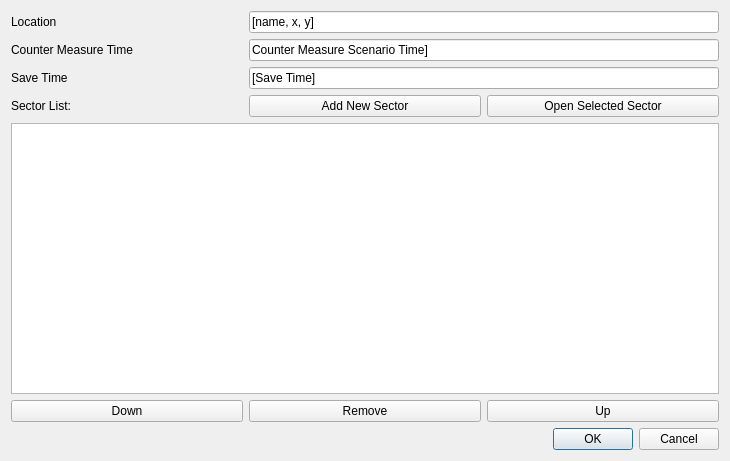
This is SectorPlot/sectorplot_sectorplotset_dialog_base.ui in rduivenvoorde/sectorplot as Qt 5 draws it before an edit. The edited form follows.
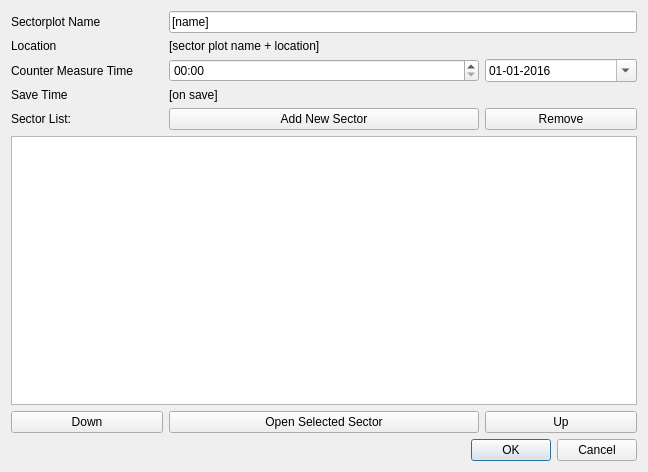
This is the edited form.

```diff
--- a/SectorPlot/sectorplot_sectorplotset_dialog_base.ui
+++ b/SectorPlot/sectorplot_sectorplotset_dialog_base.ui
@@ -6,88 +6,36 @@
    <rect>
     <x>0</x>
     <y>0</y>
-    <width>730</width>
-    <height>461</height>
+    <width>648</width>
+    <height>472</height>
    </rect>
   </property>
   <property name="windowTitle">
    <string>Dialog</string>
   </property>
   <layout class="QGridLayout" name="gridLayout">
-   <item row="2" column="0">
-    <widget class="QLabel" name="label_10">
-     <property name="text">
-      <string>Save Time</string>
-     </property>
-    </widget>
-   </item>
-   <item row="1" column="0">
-    <widget class="QLabel" name="label_8">
-     <property name="text">
-      <string>Counter Measure Time</string>
-     </property>
-    </widget>
-   </item>
-   <item row="4" column="0">
+   <item row="5" column="0">
     <widget class="QLabel" name="label_5">
      <property name="text">
       <string>Sector List:</string>
      </property>
     </widget>
    </item>
-   <item row="6" column="2">
-    <widget class="QPushButton" name="pushButton_2">
+   <item row="3" column="1">
+    <widget class="QLabel" name="lbl_save_time">
      <property name="text">
-      <string>Up</string>
+      <string>[on save]</string>
      </property>
     </widget>
    </item>
-   <item row="0" column="1" colspan="2">
-    <widget class="QLineEdit" name="lineEdit_4">
+   <item row="0" column="1" colspan="3">
+    <widget class="QLineEdit" name="le_sectorplot_name">
      <property name="text">
-      <string>[name, x, y]</string>
+      <string>[name]</string>
      </property>
     </widget>
    </item>
-   <item row="6" column="0">
-    <widget class="QPushButton" name="pushButton">
-     <property name="text">
-      <string>Down</string>
-     </property>
-    </widget>
-   </item>
-   <item row="6" column="1">
-    <widget class="QPushButton" name="pushButton_4">
-     <property name="text">
-      <string>Remove</string>
-     </property>
-    </widget>
-   </item>
-   <item row="4" column="1">
-    <widget class="QPushButton" name="btn_new_sector">
-     <property name="text">
-      <string>Add New Sector</string>
-     </property>
-    </widget>
-   </item>
-   <item row="4" column="2">
-    <widget class="QPushButton" name="pushButton_5">
-     <property name="text">
-      <string>Open Selected Sector</string>
-     </property>
-    </widget>
-   </item>
-   <item row="0" column="0">
-    <widget class="QLabel" name="label_6">
-     <property name="text">
-      <string>Location</string>
-     </property>
-    </widget>
-   </item>
-   <item row="5" column="0" colspan="3">
-    <widget class="QTableView" name="tableView"/>
-   </item>
-   <item row="7" column="0" colspan="3">
+   <item row="8" column="0" colspan="4">
     <widget class="QDialogButtonBox" name="buttonBox">
      <property name="orientation">
       <enum>Qt::Horizontal</enum>
@@ -97,17 +45,103 @@
      </property>
     </widget>
    </item>
-   <item row="1" column="1" colspan="2">
-    <widget class="QLineEdit" name="lineEdit_5">
+   <item row="6" column="0" colspan="4">
+    <widget class="QTableView" name="tableView"/>
+   </item>
+   <item row="1" column="0">
+    <widget class="QLabel" name="label">
      <property name="text">
-      <string>Counter Measure Scenario Time]</string>
+      <string>Location</string>
+     </property>
+    </widget>
+   </item>
+   <item row="0" column="0">
+    <widget class="QLabel" name="label_6">
+     <property name="text">
+      <string>Sectorplot Name</string>
+     </property>
+    </widget>
+   </item>
+   <item row="5" column="1" colspan="2">
+    <widget class="QPushButton" name="btn_new_sector">
+     <property name="text">
+      <string>Add New Sector</string>
+     </property>
+    </widget>
+   </item>
+   <item row="7" column="3">
+    <widget class="QPushButton" name="pushButton_2">
+     <property name="text">
+      <string>Up</string>
      </property>
     </widget>
    </item>
    <item row="2" column="1" colspan="2">
-    <widget class="QLineEdit" name="lineEdit_6">
+    <widget class="QTimeEdit" name="time_edit_countermeasure">
+     <property name="displayFormat">
+      <string>hh:mm</string>
+     </property>
+     <property name="calendarPopup">
+      <bool>true</bool>
+     </property>
+    </widget>
+   </item>
+   <item row="2" column="3">
+    <widget class="QDateEdit" name="date_edit_countermeasure">
+     <property name="date">
+      <date>
+       <year>2016</year>
+       <month>1</month>
+       <day>1</day>
+      </date>
+     </property>
+     <property name="displayFormat">
+      <string>dd-MM-yyyy</string>
+     </property>
+     <property name="calendarPopup">
+      <bool>true</bool>
+     </property>
+    </widget>
+   </item>
+   <item row="1" column="1">
+    <widget class="QLabel" name="lbl_location_name_lon_lat">
      <property name="text">
-      <string>[Save Time]</string>
+      <string>[sector plot name + location]</string>
+     </property>
+    </widget>
+   </item>
+   <item row="7" column="0">
+    <widget class="QPushButton" name="pushButton">
+     <property name="text">
+      <string>Down</string>
+     </property>
+    </widget>
+   </item>
+   <item row="2" column="0">
+    <widget class="QLabel" name="label_8">
+     <property name="text">
+      <string>Counter Measure Time</string>
+     </property>
+    </widget>
+   </item>
+   <item row="3" column="0">
+    <widget class="QLabel" name="label_10">
+     <property name="text">
+      <string>Save Time</string>
+     </property>
+    </widget>
+   </item>
+   <item row="7" column="1" colspan="2">
+    <widget class="QPushButton" name="pushButton_5">
+     <property name="text">
+      <string>Open Selected Sector</string>
+     </property>
+    </widget>
+   </item>
+   <item row="5" column="3">
+    <widget class="QPushButton" name="pushButton_3">
+     <property name="text">
+      <string>Remove</string>
      </property>
     </widget>
    </item>
```
Left out of the diff: 2 changed lines with no effect on the pictures.
